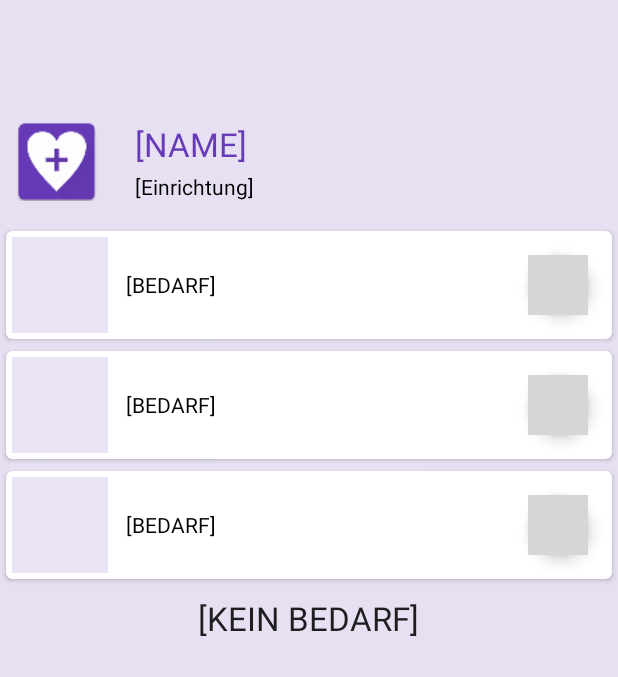
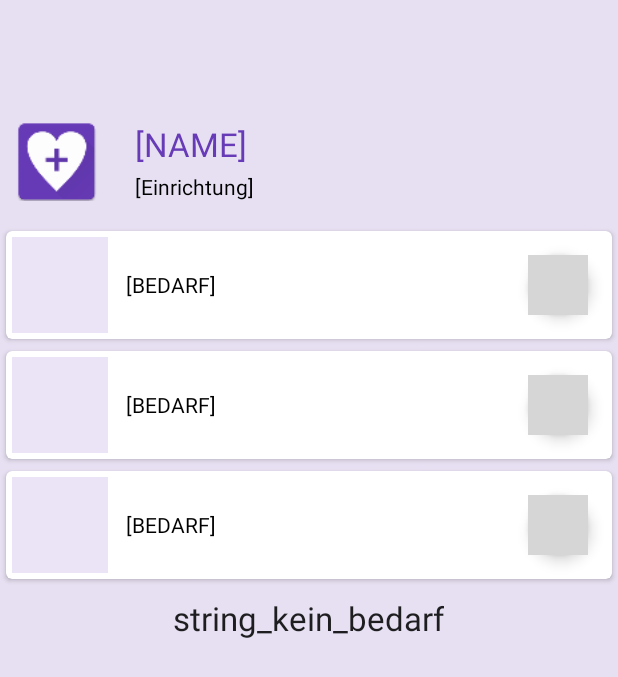
Before and after one commit to awisus/Refugee-Aid, an Android app: the layout fragment_profil.xml on its own in the app's theme, with its tools: preview values and no code run, on a phone screen of 412 x 824 dp. Shown: the top 677 px of the screen. Run offline under Robolectric (Android 15) with nearby library versions, the phone set to English and light mode, and no system bars; grey boxes are pictures that could not be loaded.

Commit message:
KLAUE: 17.3.16 - 2

```diff
--- a/app/src/main/java/de/awisus/refugeeaidleipzig/fragment/FragmentKarte.java
+++ b/app/src/main/java/de/awisus/refugeeaidleipzig/fragment/FragmentKarte.java
@@ -215,7 +215,7 @@ public class FragmentKarte extends Fragment implements OnMapReadyCallback, Googl
         detail += unterkunft.hatBedarf()
                 ? getResources().getString(R.string.string_bedarfe) + "\n"
                 + unterkunft.getBedarfeAlsString()
-                : getResources().getString(R.string.string_kein_bedarfe);
+                : getResources().getString(R.string.string_kein_bedarf);
 
         // Call a new info fragment with name and details about the accommodation
         FragmentInfo.newInstance(
--- a/app/src/main/java/de/awisus/refugeeaidleipzig/fragment/FragmentProfil.java
+++ b/app/src/main/java/de/awisus/refugeeaidleipzig/fragment/FragmentProfil.java
@@ -157,6 +157,9 @@ public class FragmentProfil extends Fragment implements Observer {
             tvName.setText(nutzer.getName());
             tvEinrichtung.setText(nutzer.getUnterkunft().toString());
 
+            if(nutzer.hatBedarf()) tvLeer.setText("");
+            else tvLeer.setText(R.string.string_kein_bedarf);
+
             nutzer.addObserver(this);
         }
     }
@@ -181,7 +184,7 @@ public class FragmentProfil extends Fragment implements Observer {
     public void update(Observable observable, Object data) {
         adapter.notifyDataSetChanged();
         if(nutzer.hatBedarf()) tvLeer.setText("");
-        else tvLeer.setText(R.string.string_kein_bedarfe);
+        else tvLeer.setText(R.string.string_kein_bedarf);
     }
 
       ////////////////////////////////////////////////////////////////////////////////
--- a/app/src/main/res/layout/fragment_profil.xml
+++ b/app/src/main/res/layout/fragment_profil.xml
@@ -59,7 +59,7 @@
         android:layout_width="wrap_content"
         android:layout_height="wrap_content"
         android:textAppearance="?android:attr/textAppearanceLarge"
-        android:text="[KEIN BEDARF]"
+        android:text="string_kein_bedarf"
         android:id="@+id/tvLeer"
         android:layout_centerVertical="true"
         android:layout_centerHorizontal="true" />
--- a/app/src/main/res/values/strings.xml
+++ b/app/src/main/res/values/strings.xml
@@ -48,7 +48,7 @@
 
     <string name="button_konto_neu">New? Create account here</string>
 
-    <string name="string_kein_bedarfe">No needs</string>
+    <string name="string_kein_bedarf">NO NEEDS</string>
     <string name="string_bedarfe">Needs:</string>
     <string name="string_plaetze">Space:</string>
     <string name="string_bewohner">Residents:</string>
```
Also changed, not shown: 1 other file.
